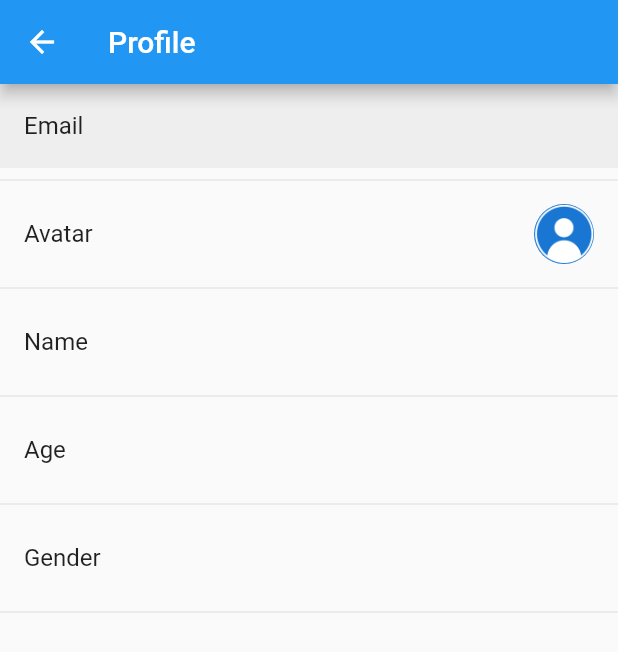
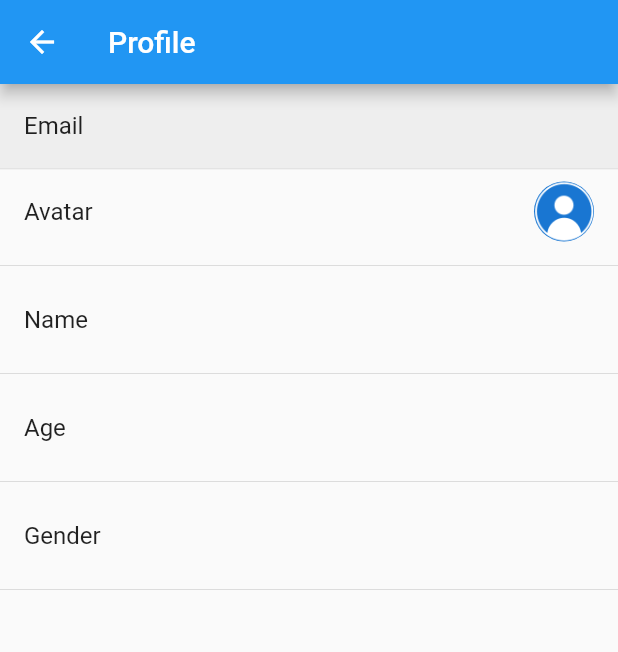
Before and after one commit to persenlee/rainbow_app, a Flutter app: the ProfilePage screen opened by its route, on a phone screen of 412 x 824 dp. Shown: the top 652 px of the screen. Run offline on Flutter 3.47's test engine with Material 2 defaults, Android fonts, the phone set to English and light mode, and no system bars; our stand-ins replace cached_network_image, cookie_jar, dio, flutter_cache_manager, flutter_secure_storage, flutter_tags and 7 more; missing offline and left inert: flutter_webview_plugin, store_rate; accounts and stored records are empty; generated files the repository leaves out were written again; network calls fail.

Commit message:
upate profile ui

```diff
--- a/lib/page/home.dart
+++ b/lib/page/home.dart
@@ -161,7 +161,7 @@ class _HomePageState extends State<HomePage> {
                   index: pos,
                   refPageTag: pageTag,
                 );
-              }));
+              },fullscreenDialog: false));
             },
             likeCallBack: (feed) {
               like(feed);
--- a/lib/page/profile.dart
+++ b/lib/page/profile.dart
@@ -73,7 +73,7 @@ class _ProfileState extends State<ProfilePage> {
                   trailing: Text(user == null ? '' : user.email),
                 ),
               ),
-              Divider(),
+              Divider(height: 1,),
               ListTile(
                 title: Text('Avatar'),
                 trailing: CircleAvatar(
```
